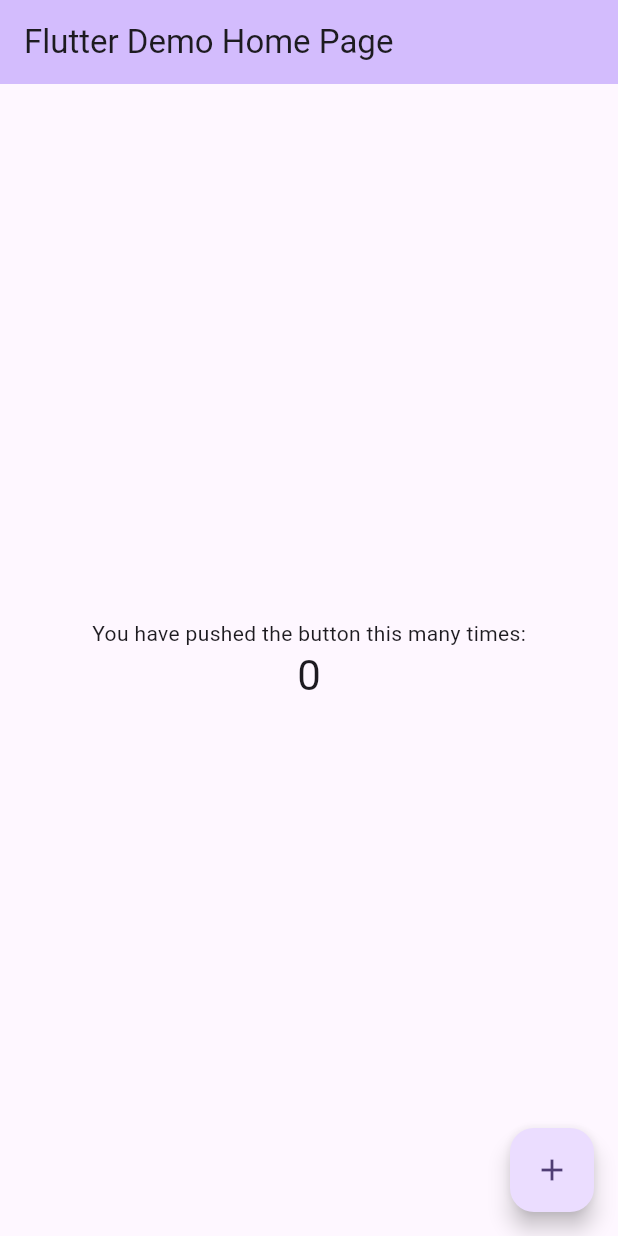
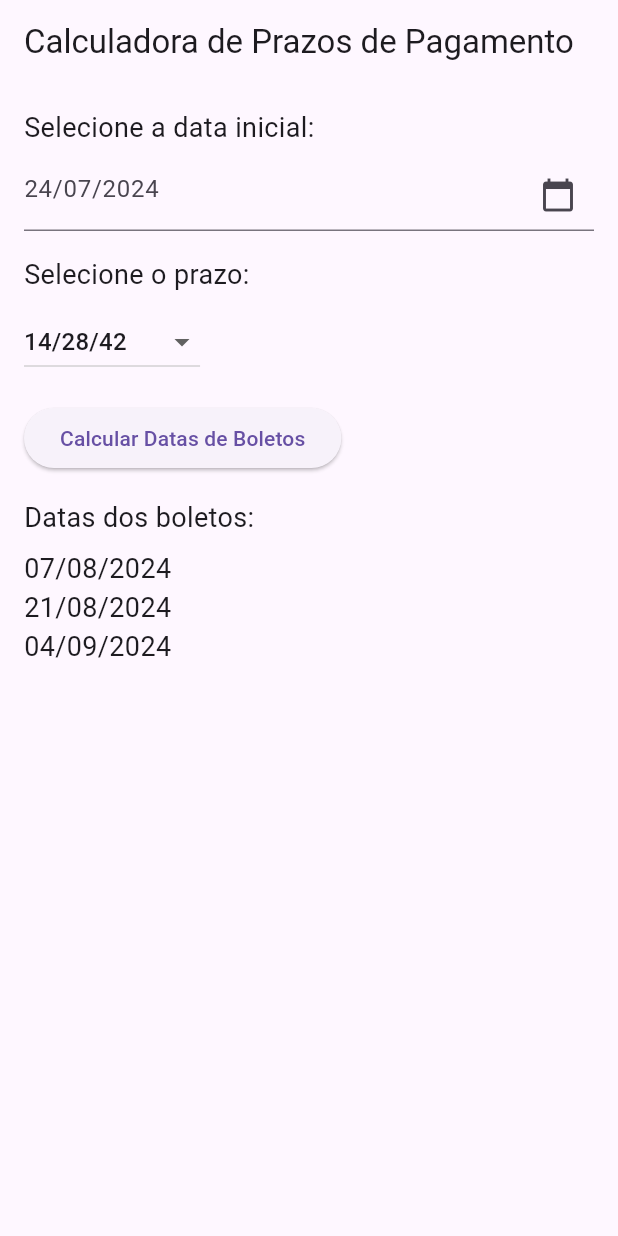
Before and after one commit to alissonKr/myapp, a Flutter app: the screen it shows after launch, on a phone screen of 412 x 824 dp. Run offline on Flutter 3.47's test engine with Material 3 defaults, Android fonts, the phone set to English and light mode, and no system bars.

Commit message:
first commit  from inicial screen

```diff
--- a/lib/main.dart
+++ b/lib/main.dart
@@ -1,125 +1,126 @@
+
 import 'package:flutter/material.dart';
+import 'package:intl/intl.dart';
 
 void main() {
-  runApp(const MyApp());
+  runApp(CalculadoraPrazosApp());
 }
 
-class MyApp extends StatelessWidget {
-  const MyApp({super.key});
-
-  // This widget is the root of your application.
+class CalculadoraPrazosApp extends StatelessWidget {
   @override
   Widget build(BuildContext context) {
     return MaterialApp(
-      title: 'Flutter Demo',
+      title: 'Calculadora de Prazos de Pagamento',
       theme: ThemeData(
-        // This is the theme of your application.
-        //
-        // TRY THIS: Try running your application with "flutter run". You'll see
-        // the application has a purple toolbar. Then, without quitting the app,
-        // try changing the seedColor in the colorScheme below to Colors.green
-        // and then invoke "hot reload" (save your changes or press the "hot
-        // reload" button in a Flutter-supported IDE, or press "r" if you used
-        // the command line to start the app).
-        //
-        // Notice that the counter didn't reset back to zero; the application
-        // state is not lost during the reload. To reset the state, use hot
-        // restart instead.
-        //
-        // This works for code too, not just values: Most code changes can be
-        // tested with just a hot reload.
-        colorScheme: ColorScheme.fromSeed(seedColor: Colors.deepPurple),
-        useMaterial3: true,
+        primarySwatch: Colors.blue,
       ),
-      home: const MyHomePage(title: 'Flutter Demo Home Page'),
+      home: CalculadoraPrazosHomePage(),
     );
   }
 }
 
-class MyHomePage extends StatefulWidget {
-  const MyHomePage({super.key, required this.title});
-
-  // This widget is the home page of your application. It is stateful, meaning
-  // that it has a State object (defined below) that contains fields that affect
-  // how it looks.
-
-  // This class is the configuration for the state. It holds the values (in this
-  // case the title) provided by the parent (in this case the App widget) and
-  // used by the build method of the State. Fields in a Widget subclass are
-  // always marked "final".
-
-  final String title;
-
+class CalculadoraPrazosHomePage extends StatefulWidget {
   @override
-  State<MyHomePage> createState() => _MyHomePageState();
+  _CalculadoraPrazosHomePageState createState() =>
+      _CalculadoraPrazosHomePageState();
 }
 
-class _MyHomePageState extends State<MyHomePage> {
-  int _counter = 0;
-
-  void _incrementCounter() {
-    setState(() {
-      // This call to setState tells the Flutter framework that something has
-      // changed in this State, which causes it to rerun the build method below
-      // so that the display can reflect the updated values. If we changed
-      // _counter without calling setState(), then the build method would not be
-      // called again, and so nothing would appear to happen.
-      _counter++;
-    });
-  }
+class _CalculadoraPrazosHomePageState extends State<CalculadoraPrazosHomePage> {
+  DateTime selectedDate = DateTime.now();
+  String selectedPrazo = '14/28/42';
+  List<int> intervals = [14, 28, 42];
+  final List<String> prazos = ['14/28/42', '14/28/42/56', '28/42/56'];
 
   @override
   Widget build(BuildContext context) {
-    // This method is rerun every time setState is called, for instance as done
-    // by the _incrementCounter method above.
-    //
-    // The Flutter framework has been optimized to make rerunning build methods
-    // fast, so that you can just rebuild anything that needs updating rather
-    // than having to individually change instances of widgets.
     return Scaffold(
       appBar: AppBar(
-        // TRY THIS: Try changing the color here to a specific color (to
-        // Colors.amber, perhaps?) and trigger a hot reload to see the AppBar
-        // change color while the other colors stay the same.
-        backgroundColor: Theme.of(context).colorScheme.inversePrimary,
-        // Here we take the value from the MyHomePage object that was created by
-        // the App.build method, and use it to set our appbar title.
-        title: Text(widget.title),
+        title: Text('Calculadora de Prazos de Pagamento'),
       ),
-      body: Center(
-        // Center is a layout widget. It takes a single child and positions it
-        // in the middle of the parent.
+      body: Padding(
+        padding: const EdgeInsets.all(16.0),
         child: Column(
-          // Column is also a layout widget. It takes a list of children and
-          // arranges them vertically. By default, it sizes itself to fit its
-          // children horizontally, and tries to be as tall as its parent.
-          //
-          // Column has various properties to control how it sizes itself and
-          // how it positions its children. Here we use mainAxisAlignment to
-          // center the children vertically; the main axis here is the vertical
-          // axis because Columns are vertical (the cross axis would be
-          // horizontal).
-          //
-          // TRY THIS: Invoke "debug painting" (choose the "Toggle Debug Paint"
-          // action in the IDE, or press "p" in the console), to see the
-          // wireframe for each widget.
-          mainAxisAlignment: MainAxisAlignment.center,
-          children: <Widget>[
-            const Text(
-              'You have pushed the button this many times:',
+          crossAxisAlignment: CrossAxisAlignment.start,
+          children: [
+            Text(
+              'Selecione a data inicial:',
+              style: TextStyle(fontSize: 18),
             ),
+            SizedBox(height: 8),
+            GestureDetector(
+              onTap: () => _selectDate(context),
+              child: AbsorbPointer(
+                child: TextFormField(
+                  decoration: InputDecoration(
+                    hintText: DateFormat('dd/MM/yyyy').format(selectedDate),
+                    suffixIcon: Icon(Icons.calendar_today),
+                  ),
+                ),
+              ),
+            ),
+            SizedBox(height: 16),
             Text(
-              '$_counter',
-              style: Theme.of(context).textTheme.headlineMedium,
+              'Selecione o prazo:',
+              style: TextStyle(fontSize: 18),
             ),
+            SizedBox(height: 8),
+            DropdownButton<String>(
+              value: selectedPrazo,
+              onChanged: (String? newValue) {
+                setState(() {
+                  selectedPrazo = newValue!;
+                  intervals = selectedPrazo.split('/').map(int.parse).toList();
+                });
+              },
+              items: prazos.map<DropdownMenuItem<String>>((String value) {
+                return DropdownMenuItem<String>(
+                  value: value,
+                  child: Text(value),
+                );
+              }).toList(),
+            ),
+            SizedBox(height: 16),
+            ElevatedButton(
+              onPressed: _calculateDates,
+              child: Text('Calcular Datas de Boletos'),
+            ),
+            SizedBox(height: 16),
+            Text(
+              'Datas dos boletos:',
+              style: TextStyle(fontSize: 18),
+            ),
+            SizedBox(height: 8),
+            ..._buildBoletosDates(),
           ],
         ),
       ),
-      floatingActionButton: FloatingActionButton(
-        onPressed: _incrementCounter,
-        tooltip: 'Increment',
-        child: const Icon(Icons.add),
-      ), // This trailing comma makes auto-formatting nicer for build methods.
     );
   }
+
+  Future<void> _selectDate(BuildContext context) async {
+    final DateTime? picked = await showDatePicker(
+      context: context,
+      initialDate: selectedDate,
+      firstDate: DateTime(2000),
+      lastDate: DateTime(2101),
+    );
+    if (picked != null && picked != selectedDate)
+      setState(() {
+        selectedDate = picked;
+      });
+  }
+
+  void _calculateDates() {
+    setState(() {});
+  }
+
+  List<Widget> _buildBoletosDates() {
+    return intervals.map((interval) {
+      DateTime boletoDate = selectedDate.add(Duration(days: interval));
+      return Text(
+        DateFormat('dd/MM/yyyy').format(boletoDate),
+        style: TextStyle(fontSize: 18),
+      );
+    }).toList();
+  }
 }
--- a/pubspec.yaml
+++ b/pubspec.yaml
@@ -30,6 +30,7 @@ environment:
 dependencies:
   flutter:
     sdk: flutter
+  intl: ^0.17.0
 
 
   # The following adds the Cupertino Icons font to your application.
```
Also changed, not shown: pubspec.lock.
